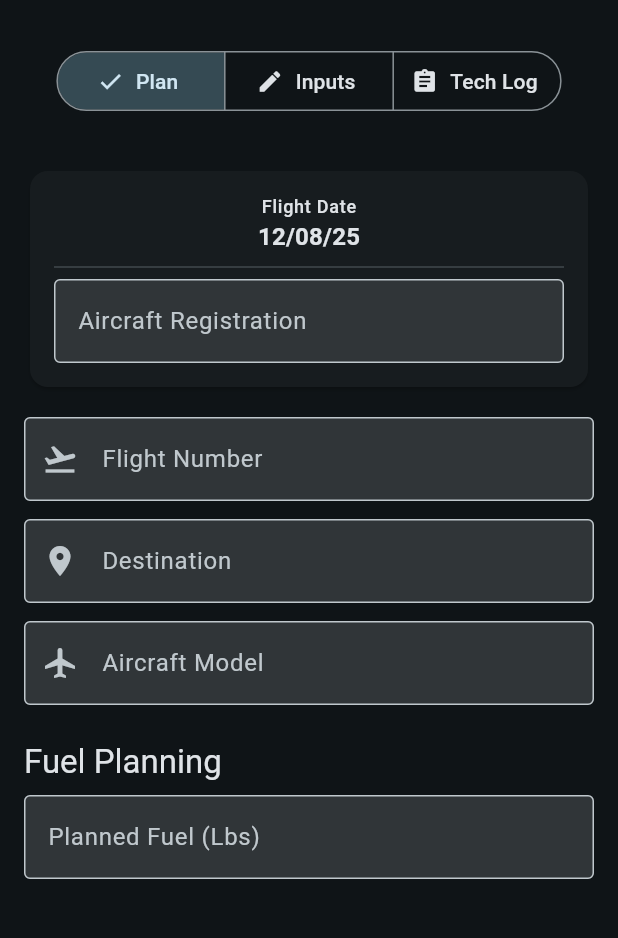
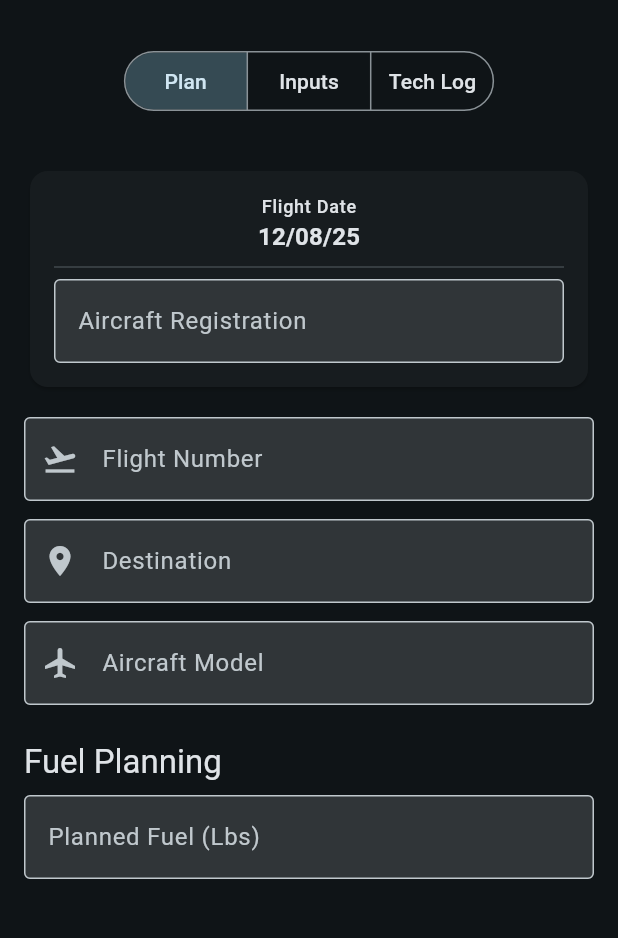
Before and after one commit to Edu-Fortes/flutter-fuel-calculator, a Flutter app: the screen it shows after launch, on a phone screen of 412 x 824 dp, the part 63-1001 px from its top. Run offline on Flutter 3.47's test engine with Material 3 defaults, Android fonts, the phone set to English and light mode, and no system bars; our stand-ins replace go_router.

Commit message:
feat(nav_bar): disable icons in SegmentedButton for cleaner UI

```diff
--- a/lib/main.dart
+++ b/lib/main.dart
@@ -86,22 +86,11 @@ class ScaffoldWithNavBar extends StatelessWidget {
           Padding(
             padding: const EdgeInsets.all(16.0),
             child: SegmentedButton<String>(
+              showSelectedIcon: false,
               segments: const [
-                ButtonSegment(
-                  value: '/plan',
-                  label: Text('Plan'),
-                  icon: Icon(Icons.flight),
-                ),
-                ButtonSegment(
-                  value: '/input',
-                  label: Text('Inputs'),
-                  icon: Icon(Icons.edit),
-                ),
-                ButtonSegment(
-                  value: '/techlog',
-                  label: Text('Tech Log'),
-                  icon: Icon(Icons.assignment),
-                ),
+                ButtonSegment(value: '/plan', label: Text('Plan')),
+                ButtonSegment(value: '/input', label: Text('Inputs')),
+                ButtonSegment(value: '/techlog', label: Text('Tech Log')),
               ],
               selected: {location},
               onSelectionChanged: (Set<String> newSelection) {
```
